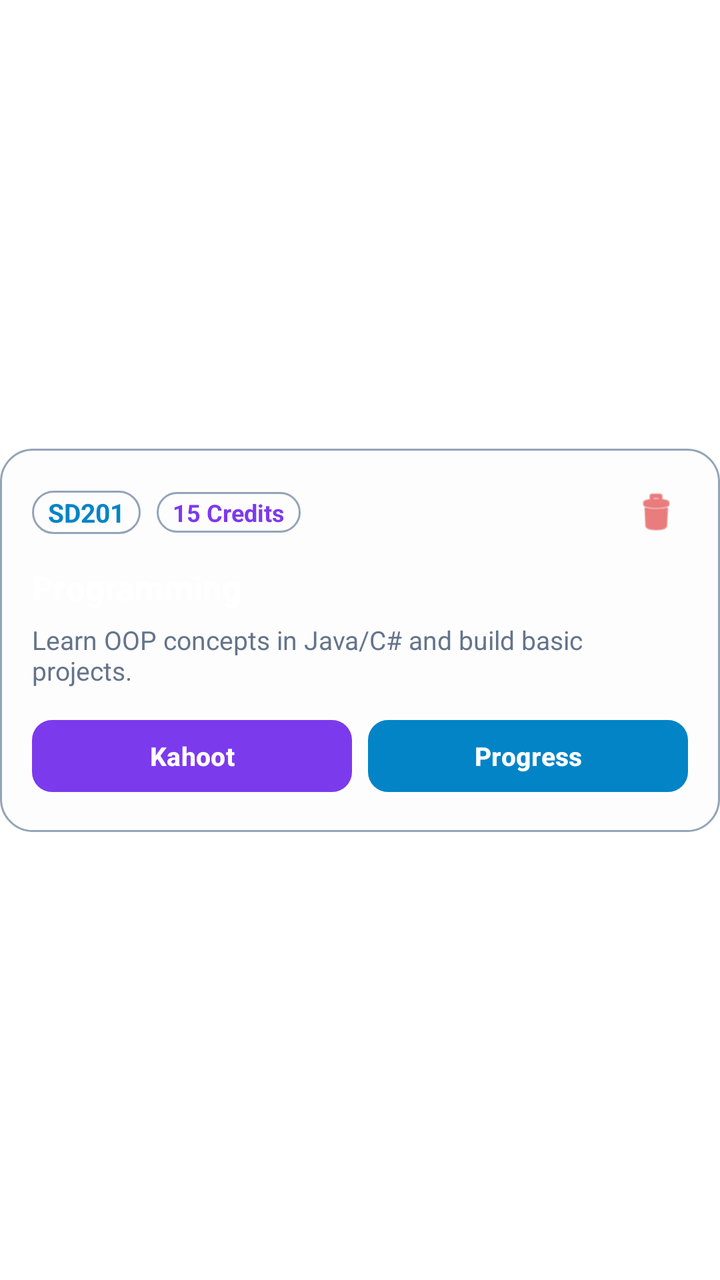
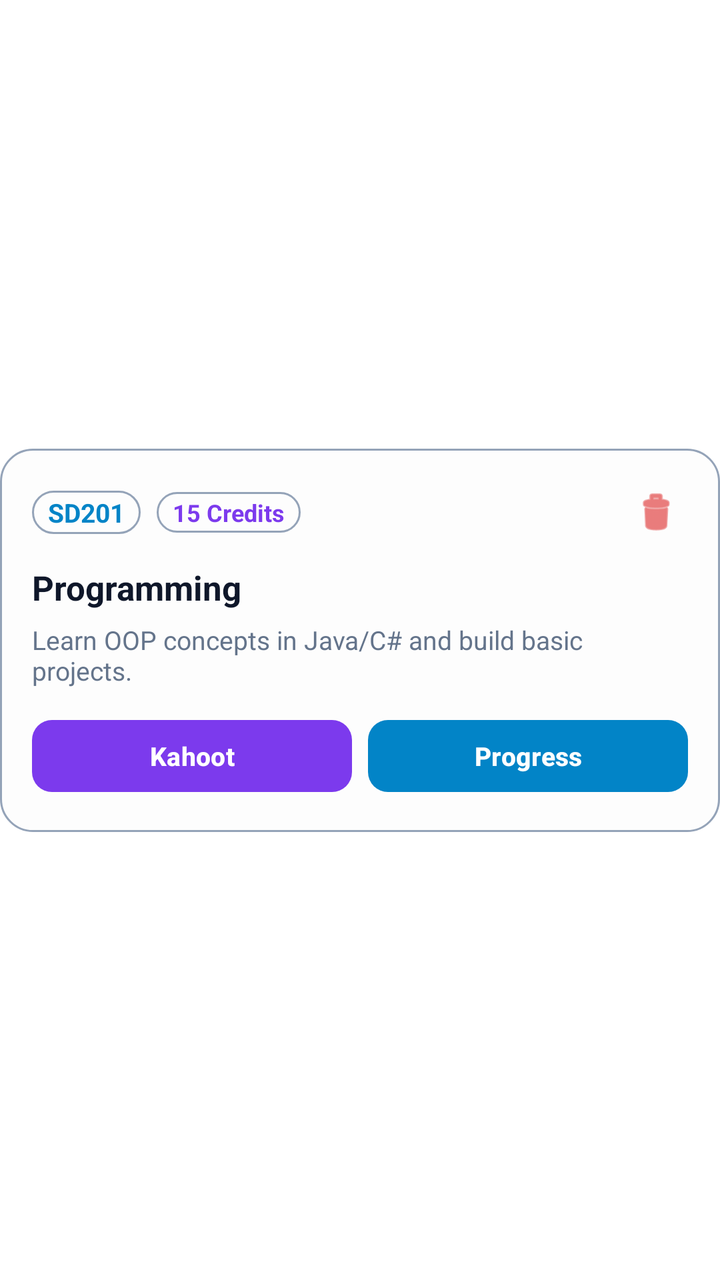

The first picture is an Android layout as it rendered before a commit; the second is the same layout after the commit. The layout source and the unified diff follow.
<!-- AndroidManifest.xml: application theme Theme.AIMentor -->
<!-- res/layout/item_course.xml -->
<?xml version="1.0" encoding="utf-8"?>
<androidx.constraintlayout.widget.ConstraintLayout xmlns:android="http://schemas.android.com/apk/res/android"
    xmlns:app="http://schemas.android.com/apk/res-auto"
    android:layout_width="match_parent"
    android:layout_height="wrap_content"
    android:layout_marginHorizontal="16dp"
    android:layout_marginVertical="6dp">

    
    <LinearLayout
        android:layout_width="match_parent"
        android:layout_height="wrap_content"
        android:orientation="vertical"
        android:background="@drawable/card_glossy_glass"
        android:padding="16dp"
        app:layout_constraintTop_toTopOf="parent"
        app:layout_constraintBottom_toBottomOf="parent"
        app:layout_constraintStart_toStartOf="parent"
        app:layout_constraintEnd_toEndOf="parent">

        <RelativeLayout
            android:layout_width="match_parent"
            android:layout_height="wrap_content">

            
            <TextView
                android:id="@+id/tvCourseCode"
                android:layout_width="wrap_content"
                android:layout_height="wrap_content"
                android:text="SD201"
                android:textColor="@color/accent_blue"
                android:textSize="13sp"
                android:textStyle="bold"
                android:background="@drawable/card_glossy_glass"
                android:paddingHorizontal="8dp"
                android:paddingVertical="2dp"
                android:layout_alignParentStart="true"
                android:layout_centerVertical="true"/>

            
            <TextView
                android:id="@+id/tvCourseCredits"
                android:layout_width="wrap_content"
                android:layout_height="wrap_content"
                android:text="15 Credits"
                android:textColor="@color/accent_purple"
                android:textSize="12sp"
                android:textStyle="bold"
                android:background="@drawable/card_glossy_glass"
                android:paddingHorizontal="8dp"
                android:paddingVertical="2dp"
                android:layout_toEndOf="@id/tvCourseCode"
                android:layout_marginStart="8dp"
                android:layout_centerVertical="true"/>

            
            <ImageView
                android:id="@+id/btnDeleteCourse"
                android:layout_width="32dp"
                android:layout_height="32dp"
                android:src="@android:drawable/ic_menu_delete"
                app:tint="@color/error"
                android:background="?attr/selectableItemBackgroundBorderless"
                android:clickable="true"
                android:focusable="true"
                android:layout_alignParentEnd="true"
                android:layout_centerVertical="true"
                android:padding="4dp"
                android:contentDescription="Delete Course"/>

        </RelativeLayout>

        
        <TextView
            android:id="@+id/tvCourseTitle"
            android:layout_width="match_parent"
            android:layout_height="wrap_content"
            android:text="Programming"
            android:textColor="@color/white"
            android:textSize="17sp"
            android:textStyle="bold"
            android:layout_marginTop="10dp"/>

        
        <TextView
            android:id="@+id/tvCourseDesc"
            android:layout_width="match_parent"
            android:layout_height="wrap_content"
            android:text="Learn OOP concepts in Java/C# and build basic projects."
            android:textColor="@color/text_secondary"
            android:textSize="13sp"
            android:layout_marginTop="6dp"
            android:maxLines="3"
            android:ellipsize="end"/>

        <LinearLayout
            android:layout_width="match_parent"
            android:layout_height="wrap_content"
            android:orientation="horizontal"
            android:layout_marginTop="12dp"
            android:weightSum="2">
            
            <com.google.android.material.button.MaterialButton
                android:id="@+id/btnKahootQuiz"
                android:layout_width="0dp"
                android:layout_height="44dp"
                android:layout_weight="1"
                android:text="Kahoot"
                android:textColor="@color/white"
                android:textSize="13sp"
                android:textStyle="bold"
                android:layout_marginEnd="4dp"
                app:backgroundTint="@color/accent_purple"
                app:cornerRadius="10dp"
                app:rippleColor="@color/white" />
                
            <com.google.android.material.button.MaterialButton
                android:id="@+id/btnViewProgress"
                android:layout_width="0dp"
                android:layout_height="44dp"
                android:layout_weight="1"
                android:text="Progress"
                android:textColor="@color/white"
                android:textSize="13sp"
                android:textStyle="bold"
                android:layout_marginStart="4dp"
                app:backgroundTint="@color/accent_blue"
                app:cornerRadius="10dp"
                app:rippleColor="@color/white" />
                
            <com.google.android.material.button.MaterialButton
                android:id="@+id/btnEnrollCourse"
                android:layout_width="match_parent"
                android:layout_height="44dp"
                android:text="Enroll Now"
                android:textColor="@color/white"
                android:textSize="13sp"
                android:textStyle="bold"
                android:visibility="gone"
                app:backgroundTint="@color/success"
                app:cornerRadius="10dp"
                app:rippleColor="@color/white" />
        </LinearLayout>

    </LinearLayout>
</androidx.constraintlayout.widget.ConstraintLayout>
<!-- resources referenced by this layout -->
<resources>
  <color name="accent_blue">#0284C7</color>
  <color name="accent_purple">#7C3AED</color>
  <color name="error">#DC2626</color>
  <color name="success">#10B981</color>
  <color name="text_secondary">#64748B</color>
  <color name="white">#FFFFFFFF</color>
  <!-- drawable card_glossy_glass (drawable) -->
  <?xml version="1.0" encoding="utf-8"?>
  <shape xmlns:android="http://schemas.android.com/apk/res/android"
      android:shape="rectangle">
      
      <solid android:color="@color/glass_card_bg" />
      
      
      <stroke
          android:width="1dp"
          android:color="@color/glass_card_stroke" />
      
      
      <corners android:radius="16dp" />
  </shape>
  <style name="Theme.AIMentor" parent="Base.Theme.AIMentor" />
  <color name="glass_card_bg">#FDFDFD</color>
  <color name="glass_card_stroke">#94A3B8</color>
  <style name="Base.Theme.AIMentor" parent="Theme.Material3.DayNight.NoActionBar">
          
          <item name="colorPrimary">@color/accent_blue</item>
          <item name="colorSecondary">@color/accent_purple</item>
          
          
          <item name="android:windowBackground">@color/bg_dark_start</item>
          <item name="android:textColorPrimary">@color/text_primary</item>
          <item name="android:textColorSecondary">@color/text_secondary</item>
          
          
          <item name="textInputStyle">@style/Widget.Material3.TextInputLayout.OutlinedBox</item>
          <item name="editTextStyle">@style/GlossyEditTextStyle</item>
      </style>
  <color name="bg_dark_start">#FFFFFF</color>
  <color name="text_primary">#0F172A</color>
  <style name="GlossyEditTextStyle" parent="Widget.Material3.TextInputEditText.OutlinedBox">
          <item name="android:textColor">@color/text_primary</item>
          <item name="android:textColorHint">@color/text_secondary</item>
          <item name="android:textSize">16sp</item>
      </style>
</resources>

<!-- the commit's change to res/layout/item_course.xml (unified diff, before → after) -->
@@ -76,7 +76,7 @@
             android:layout_width="match_parent"
             android:layout_height="wrap_content"
             android:text="Programming"
-            android:textColor="@color/white"
+            android:textColor="@color/text_primary"
             android:textSize="17sp"
             android:textStyle="bold"
             android:layout_marginTop="10dp"/>
<!-- resource entries referenced after the edit -->
@@ -4,6 +4,7 @@
   <color name="accent_purple">#7C3AED</color>
   <color name="error">#DC2626</color>
   <color name="success">#10B981</color>
+  <color name="text_primary">#0F172A</color>
   <color name="text_secondary">#64748B</color>
   <color name="white">#FFFFFFFF</color>
   <!-- drawable card_glossy_glass (drawable) -->
@@ -39,7 +40,6 @@
           <item name="editTextStyle">@style/GlossyEditTextStyle</item>
       </style>
   <color name="bg_dark_start">#FFFFFF</color>
-  <color name="text_primary">#0F172A</color>
   <style name="GlossyEditTextStyle" parent="Widget.Material3.TextInputEditText.OutlinedBox">
           <item name="android:textColor">@color/text_primary</item>
           <item name="android:textColorHint">@color/text_secondary</item>
